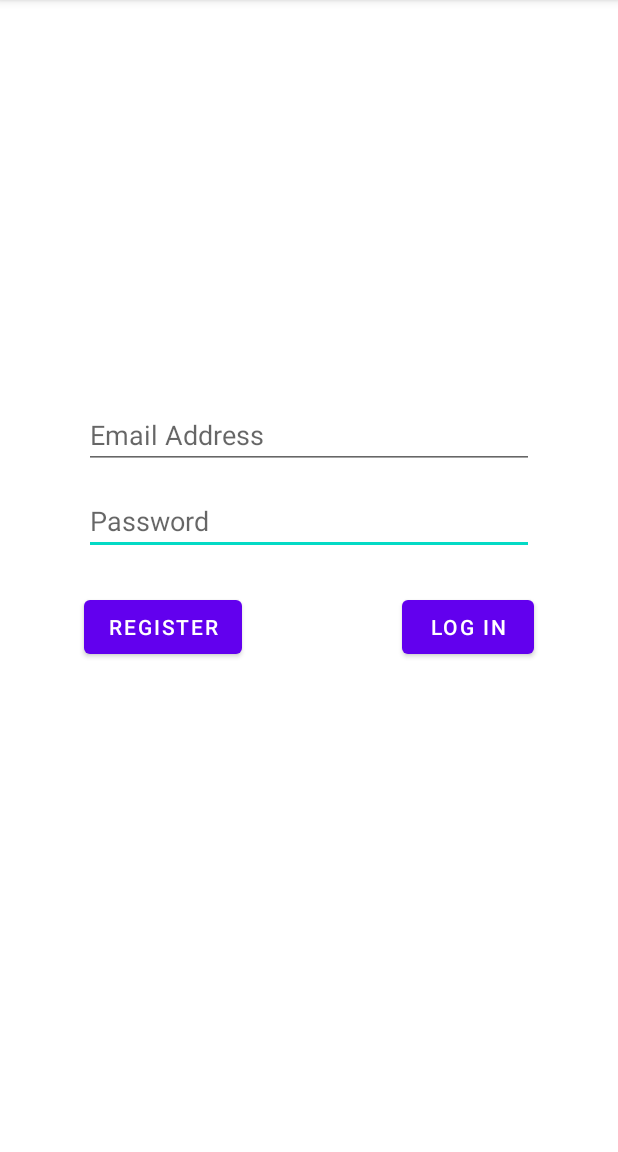
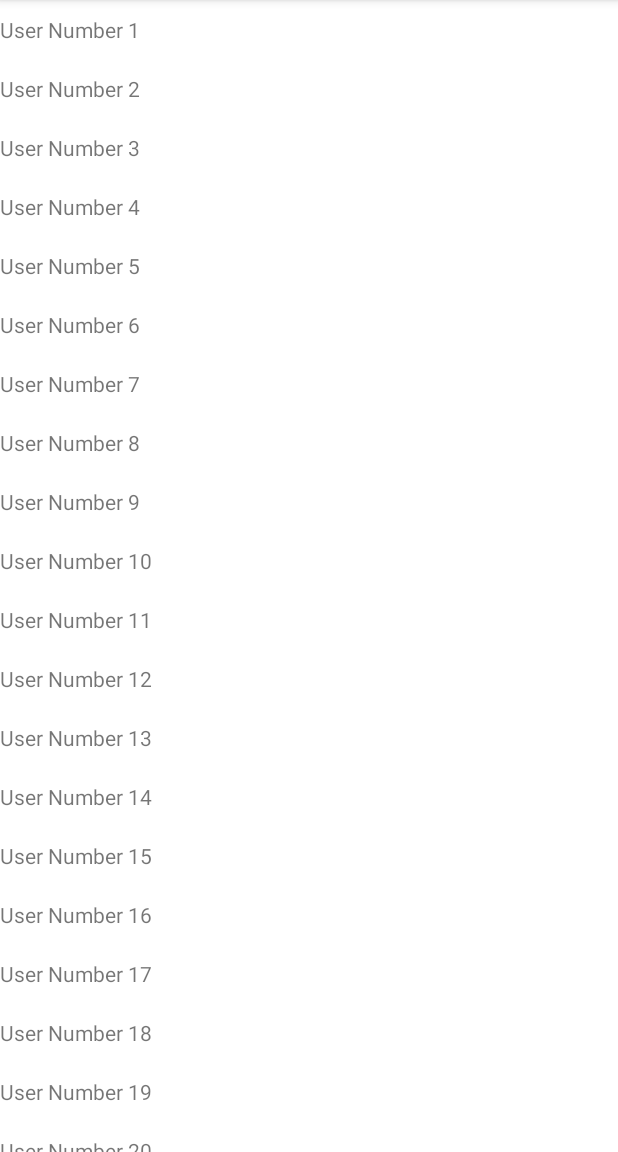
Before and after one commit to jasonnyland/UsersDemo, an Android app: the screen it shows after launch (MainActivity before the commit, UserListActivity after it), on a phone screen of 412 x 824 dp, the part 84-1236 px from its top. Run offline under Robolectric (Android 15) with nearby library versions, the phone set to English and light mode, and no system bars.

Commit message:
Basic recycler view working

```diff
--- a/app/build.gradle
+++ b/app/build.gradle
@@ -33,10 +33,13 @@ dependencies {
     implementation platform('com.google.firebase:firebase-bom:26.7.0')
     implementation 'com.google.firebase:firebase-analytics'
     implementation 'com.google.firebase:firebase-auth'
+    implementation 'androidx.recyclerview:recyclerview:1.1.0'
     implementation 'androidx.appcompat:appcompat:1.1.0'
     implementation 'com.google.android.material:material:1.1.0'
     implementation 'androidx.constraintlayout:constraintlayout:1.1.3'
+    implementation 'androidx.wear:wear:1.0.0'
     testImplementation 'junit:junit:4.+'
     androidTestImplementation 'androidx.test.ext:junit:1.1.1'
     androidTestImplementation 'androidx.test.espresso:espresso-core:3.2.0'
+    compileOnly 'com.google.android.wearable:wearable:2.6.0'
 }
--- a/app/src/main/AndroidManifest.xml
+++ b/app/src/main/AndroidManifest.xml
@@ -9,12 +9,17 @@
         android:roundIcon="@mipmap/ic_launcher_round"
         android:supportsRtl="true"
         android:theme="@style/Theme.UsersDemo">
-        <activity android:name=".MainActivity">
+        <activity android:name=".UserListActivity">
             <intent-filter>
                 <action android:name="android.intent.action.MAIN" />
-
                 <category android:name="android.intent.category.LAUNCHER" />
             </intent-filter>
+        </activity>
+        <activity android:name=".MainActivity">
+<!--            <intent-filter>-->
+<!--                <action android:name="android.intent.action.MAIN" />-->
+<!--                <category android:name="android.intent.category.LAUNCHER" />-->
+<!--            </intent-filter>-->
         </activity>
     </application>
 
--- /dev/null
+++ b/app/src/main/java/com/example/usersdemo/User.java
@@ -0,0 +1,29 @@
+package com.example.usersdemo;
+
+import java.util.ArrayList;
+
+public class User {
+    private String name;
+
+    public User(String name) {
+        this.name = name;
+    }
+
+    public String getName() {
+        return name;
+    }
+
+    public void setName(String name) {
+        this.name = name;
+    }
+
+    public static ArrayList<User> createUserList(int count) {
+        ArrayList<User> users = new ArrayList<User>();
+
+        for (int i = 1; i <= count; i++) {
+            users.add(new User("User Number " + i));
+        }
+
+        return users;
+    }
+}
--- /dev/null
+++ b/app/src/main/java/com/example/usersdemo/UserListActivity.java
@@ -0,0 +1,27 @@
+package com.example.usersdemo;
+
+import androidx.appcompat.app.AppCompatActivity;
+import androidx.recyclerview.widget.LinearLayoutManager;
+import androidx.recyclerview.widget.RecyclerView;
+
+import android.os.Bundle;
+
+import java.util.ArrayList;
+
+public class UserListActivity extends AppCompatActivity {
+
+    private RecyclerView userRecycler;
+    ArrayList<User> users;
+    @Override
+    protected void onCreate(Bundle savedInstanceState) {
+        super.onCreate(savedInstanceState);
+        setContentView(R.layout.activity_user_list);
+        userRecycler = findViewById(R.id.userRecycler);
+
+        users = User.createUserList(20);
+        UserListAdapter adapter = new UserListAdapter(users);
+        userRecycler.setAdapter(adapter);
+        userRecycler.setLayoutManager(new LinearLayoutManager(this));
+
+    }
+}
--- /dev/null
+++ b/app/src/main/java/com/example/usersdemo/UserListAdapter.java
@@ -0,0 +1,56 @@
+package com.example.usersdemo;
+
+import android.content.Context;
+import android.view.LayoutInflater;
+import android.view.View;
+import android.view.ViewGroup;
+import android.widget.TextView;
+
+import androidx.annotation.NonNull;
+import androidx.recyclerview.widget.RecyclerView;
+
+import org.w3c.dom.Text;
+
+import java.util.List;
+
+public class UserListAdapter extends RecyclerView.Adapter<UserListAdapter.ViewHolder> {
+    public class ViewHolder extends RecyclerView.ViewHolder {
+        public TextView nameTextView;
+        public ViewHolder(@NonNull View itemView) {
+            super(itemView);
+
+            nameTextView = (TextView) itemView.findViewById(R.id.user_name);
+        }
+    }
+
+    private List<User> mUsers;
+
+    public UserListAdapter(List<User> users) {
+        mUsers = users;
+    }
+
+    @NonNull
+    @Override
+    public ViewHolder onCreateViewHolder(@NonNull ViewGroup parent, int viewType) {
+        Context context = parent.getContext();
+        LayoutInflater inflater = LayoutInflater.from(context);
+
+        View userView = inflater.inflate(R.layout.user_list_item, parent, false);
+
+        ViewHolder viewHolder = new ViewHolder(userView);
+        return viewHolder;
+    }
+
+    @Override
+    public void onBindViewHolder(@NonNull ViewHolder holder, int position) {
+        User user = mUsers.get(position);
+
+        TextView textView = holder.nameTextView;
+        textView.setText(user.getName());
+    }
+
+    @Override
+    public int getItemCount() {
+        return mUsers.size();
+    }
+}
--- /dev/null
+++ b/app/src/main/res/layout/activity_user_list.xml
@@ -0,0 +1,18 @@
+<?xml version="1.0" encoding="utf-8"?>
+<androidx.constraintlayout.widget.ConstraintLayout xmlns:android="http://schemas.android.com/apk/res/android"
+    xmlns:app="http://schemas.android.com/apk/res-auto"
+    xmlns:tools="http://schemas.android.com/tools"
+    android:layout_width="match_parent"
+    android:layout_height="match_parent"
+    tools:context=".UserListActivity">
+
+        <androidx.recyclerview.widget.RecyclerView
+            android:id="@+id/userRecycler"
+            android:layout_width="0dp"
+            android:layout_height="0dp"
+            app:layout_constraintBottom_toBottomOf="parent"
+            app:layout_constraintEnd_toEndOf="parent"
+            app:layout_constraintStart_toStartOf="parent"
+            app:layout_constraintTop_toTopOf="parent" />
+
+</androidx.constraintlayout.widget.ConstraintLayout>
--- /dev/null
+++ b/app/src/main/res/layout/user_list_item.xml
@@ -0,0 +1,17 @@
+<?xml version="1.0" encoding="utf-8"?>
+<LinearLayout
+    xmlns:android="http://schemas.android.com/apk/res/android"
+    android:orientation="horizontal"
+    android:layout_width="match_parent"
+    android:layout_height="wrap_content"
+    android:paddingTop="10dp"
+    android:paddingBottom="10dp"
+    >
+
+    <TextView
+        android:id="@+id/user_name"
+        android:layout_width="0dp"
+        android:layout_height="wrap_content"
+        android:layout_weight="1"
+        />
+</LinearLayout>
--- /dev/null
+++ b/app/src/main/res/values-round/strings.xml
@@ -0,0 +1,3 @@
+<resources>
+    <string name="hello_world">Hello Round World!</string>
+</resources>
--- /dev/null
+++ b/app/src/main/res/values/dimens.xml
@@ -0,0 +1,15 @@
+<?xml version="1.0" encoding="utf-8"?>
+<resources>
+    <!--
+    Because the window insets on round devices are larger than 15dp, this padding only applies
+    to square screens.
+    -->
+    <dimen name="box_inset_layout_padding">0dp</dimen>
+
+    <!--
+    This padding applies to both square and round screens. The total padding between the buttons
+    and the window insets is box_inset_layout_padding (above variable) on square screens and
+    inner_frame_layout_padding (below variable) on round screens.
+    -->
+    <dimen name="inner_frame_layout_padding">5dp</dimen>
+</resources>
--- a/app/src/main/res/values/strings.xml
+++ b/app/src/main/res/values/strings.xml
@@ -1,3 +1,9 @@
 <resources>
     <string name="app_name">UsersDemo</string>
+    <string name="title_activity_list">ListActivity</string>
+    <!--
+    This string is used for square devices and overridden by hello_world in
+    values-round/strings.xml for round devices.
+    -->
+    <string name="hello_world">Hello Square World!</string>
 </resources>
```
